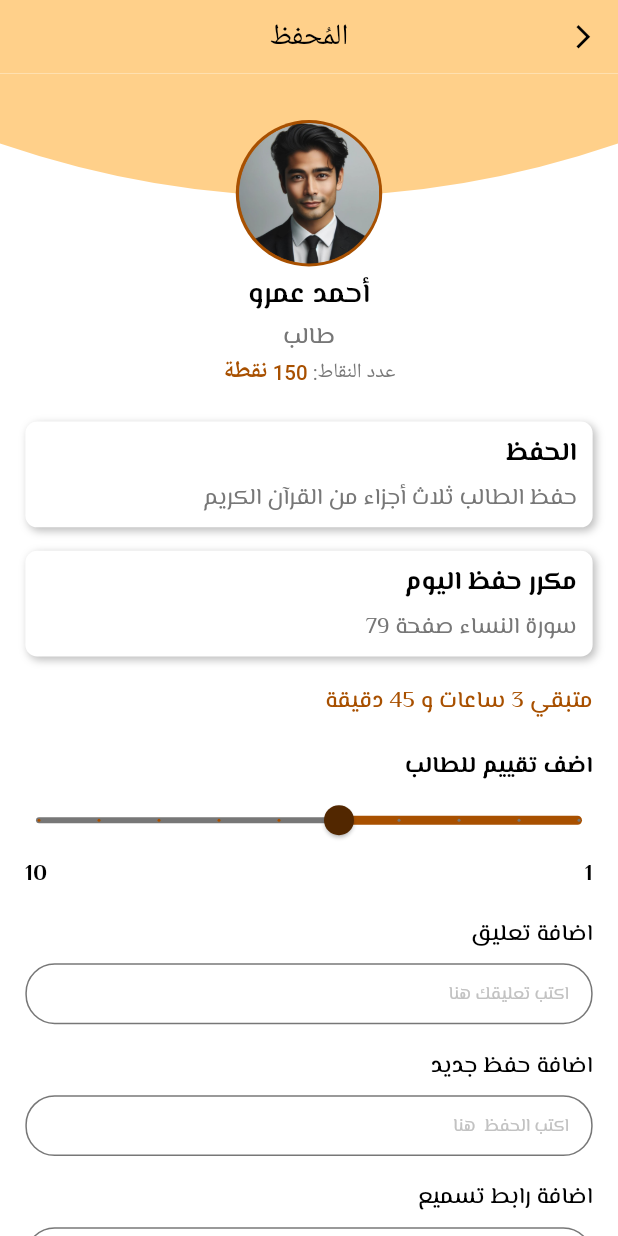
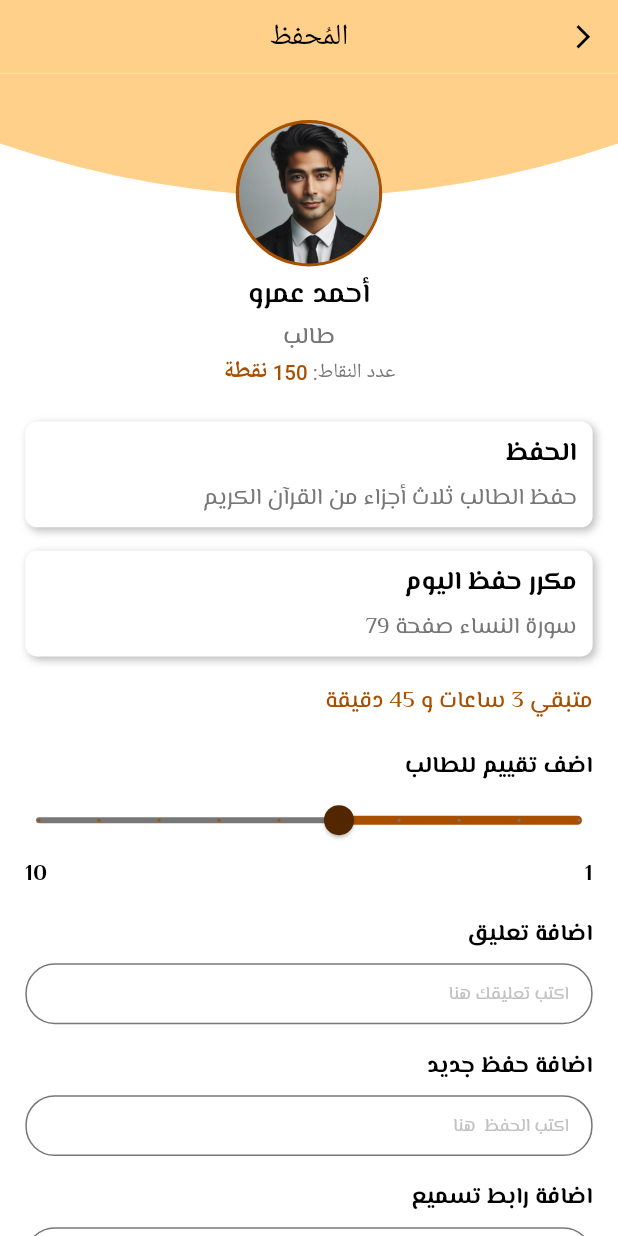
Before and after one commit to omar-949/oly_elazm, a Flutter app: the StudentProgress screen opened by its route, on a phone screen of 412 x 824 dp. Run offline on Flutter 3.47's test engine with Material 3 defaults, Android fonts, the phone set to English and light mode, and no system bars; our stand-ins replace curved_navigation_bar, dartz, dio, easy_localization, flutter_bloc, flutter_screenutil and 12 more; accounts and stored records are empty.

Commit message:
edit student form text style

```diff
--- a/lib/core/widgets/app_form_item.dart
+++ b/lib/core/widgets/app_form_item.dart
@@ -14,7 +14,7 @@ class AppFormItem extends StatelessWidget {
     this.isPassword,
     this.validator,
     this.autoValidateMode,
-    this.borderRadius,
+    this.borderRadius, this.textStyle,
   });
 
   final String title;
@@ -25,6 +25,7 @@ class AppFormItem extends StatelessWidget {
   final Function(String?)? validator;
   final AutovalidateMode? autoValidateMode;
   final double? borderRadius;
+  final TextStyle? textStyle;
 
   @override
   Widget build(BuildContext context) {
@@ -33,7 +34,7 @@ class AppFormItem extends StatelessWidget {
       children: [
         Text(
           title,
-          style: AppTextStyle.font16Medium(),
+          style: textStyle ?? AppTextStyle.font16Medium(),
         ),
         8.verticalSpace,
         AppTextField(
--- a/lib/features/home/feature/views/widgets/home_body.dart
+++ b/lib/features/home/feature/views/widgets/home_body.dart
@@ -23,13 +23,11 @@ class HomeBody extends StatelessWidget {
           12.verticalSpace,
           DailyContent(
             title: '۞ آية اليوم',
-            content:
-                ' أَلَمۡ یَأۡنِ لِلَّذِینَ ءَامَنُوۤا۟ أَن تَخۡشَعَ قُلُوبُهُمۡ لِذِكۡرِ ٱللَّهِ وَمَا نَزَلَ مِنَ ٱلۡحَقِّ وَلَا یَكُونُوا۟ كَٱلَّذِینَ أُوتُوا۟ ٱلۡكِتَـٰبَ مِن قَبۡلُ فَطَالَ عَلَیۡهِمُ ٱلۡأَمَدُ فَقَسَتۡ قُلُوبُهُمۡۖ وَكَثِیرࣱ مِّنۡهُمۡ فَـٰسِقُونَ﴾',
+            content: ' أَلَمۡ یَأۡنِ لِلَّذِینَ ءَامَنُوۤا۟ أَن تَخۡشَعَ قُلُوبُهُمۡ لِذِكۡرِ ٱللَّهِ وَمَا نَزَلَ مِنَ ٱلۡحَقِّ وَلَا یَكُونُوا۟ كَٱلَّذِینَ أُوتُوا۟ ٱلۡكِتَـٰبَ مِن قَبۡلُ فَطَالَ عَلَیۡهِمُ ٱلۡأَمَدُ فَقَسَتۡ قُلُوبُهُمۡۖ وَكَثِیرࣱ مِّنۡهُمۡ فَـٰسِقُونَ﴾',
           ),
           DailyContent(
             title: '۞ حديث اليوم',
-            content:
-                'قال رسول الله صلى الله عليه وسلم: (إنَّ مِن أحبِّكم إليَّ وأقربِكُم منِّي مجلسًا يومَ القيامةِ أحاسنَكُم أخلاقًا)',
+            content: 'قال رسول الله صلى الله عليه وسلم: (إنَّ مِن أحبِّكم إليَّ وأقربِكُم منِّي مجلسًا يومَ القيامةِ أحاسنَكُم أخلاقًا)',
           ),
         ],
       ),
--- a/lib/features/home/feature/views/widgets/students_progress/student_form.dart
+++ b/lib/features/home/feature/views/widgets/students_progress/student_form.dart
@@ -1,5 +1,6 @@
 import 'package:flutter/material.dart';
 import 'package:flutter_screenutil/flutter_screenutil.dart';
+import 'package:oly_elazm/core/theme/app_text_style.dart';
 import 'package:oly_elazm/core/widgets/app_form_item.dart';
 import 'package:oly_elazm/core/widgets/custom_app_button.dart';
 
@@ -44,6 +45,7 @@ class _StudentFormState extends State<StudentForm> {
               hint: 'اكتب تعليقك هنا',
               borderRadius: 20.r,
               controller: commentController,
+              textStyle: AppTextStyle.font16Bold(),
             ),
             16.verticalSpace,
             AppFormItem(
@@ -51,6 +53,7 @@ class _StudentFormState extends State<StudentForm> {
               hint: 'اكتب الحفظ  هنا',
               borderRadius: 20.r,
               controller: newLessonController,
+              textStyle: AppTextStyle.font16Bold(),
             ),
             16.verticalSpace,
             AppFormItem(
@@ -58,6 +61,7 @@ class _StudentFormState extends State<StudentForm> {
               hint: 'اضف الرابط هنا',
               borderRadius: 20.r,
               controller: linkController,
+              textStyle: AppTextStyle.font16Bold(),
             ),
             Padding(
               padding: EdgeInsets.symmetric(vertical: 32.h),
--- a/lib/oly_elazm.dart
+++ b/lib/oly_elazm.dart
@@ -23,7 +23,7 @@ class OlyElazm extends StatelessWidget {
           locale: context.locale,
           themeAnimationDuration: const Duration(milliseconds: 700),
           themeAnimationCurve: Curves.easeInOutCubic,
-          initialRoute: Routes.mainNav,
+          initialRoute: Routes.splashScreen,
           onGenerateRoute: appRouter.generateRoute,
           debugShowCheckedModeBanner: false,
           title: 'Oly Elazm',
```
